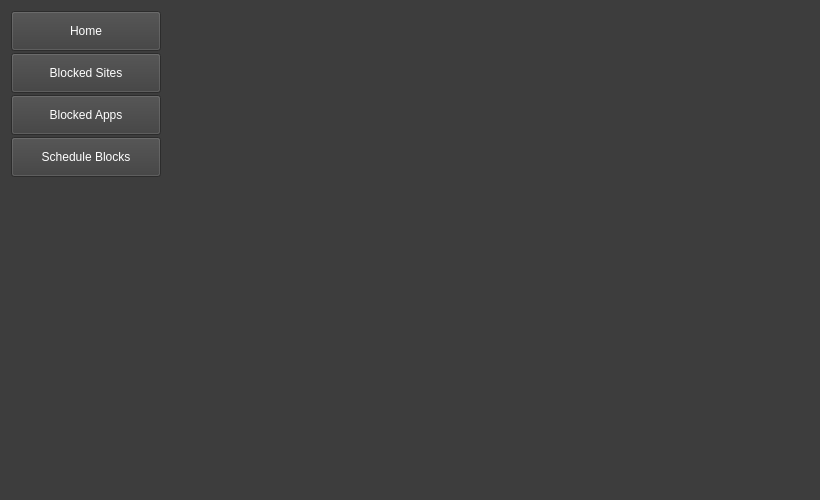
Qt form ui/home.ui (HowePersonal/DistractionBlocker) before a commit.
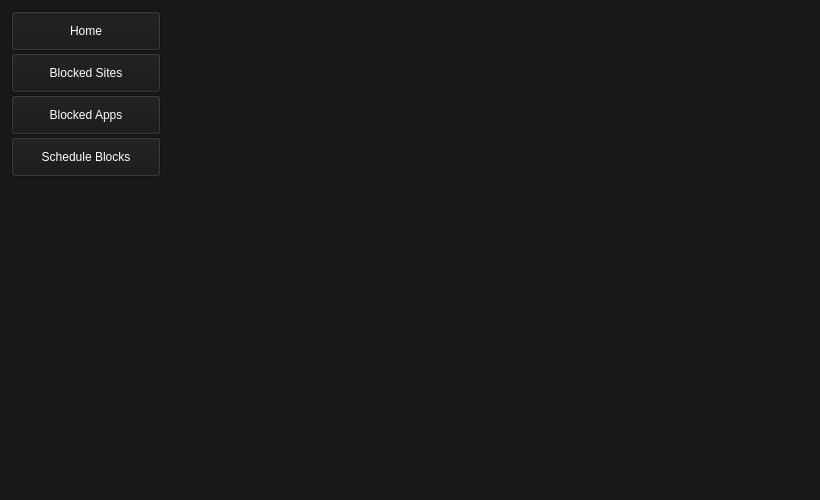
The same form after that commit.

The edit to the form file:
```diff
--- a/ui/home.ui
+++ b/ui/home.ui
@@ -20,7 +20,7 @@
    <string>Distraction Blocker</string>
   </property>
   <property name="styleSheet">
-   <string notr="true">background-color:rgb(61,61,61);</string>
+   <string notr="true">background-color:rgb(24,24,24);</string>
   </property>
   <layout class="QGridLayout" name="gridLayout">
    <item row="0" column="0">
```
